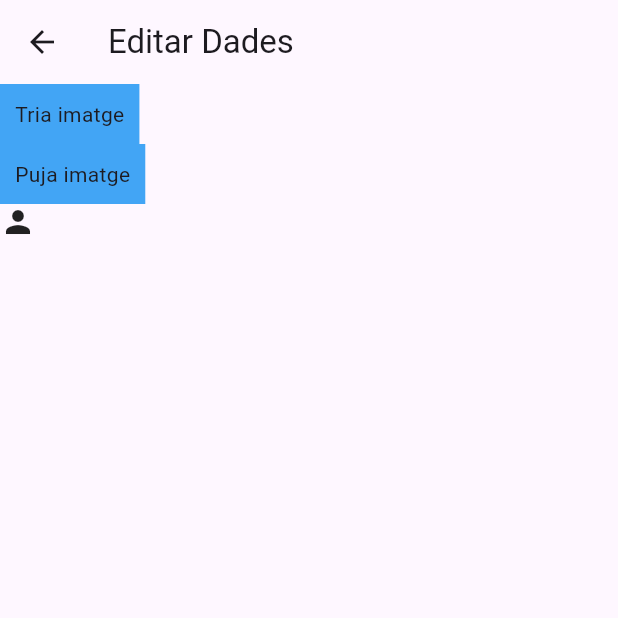
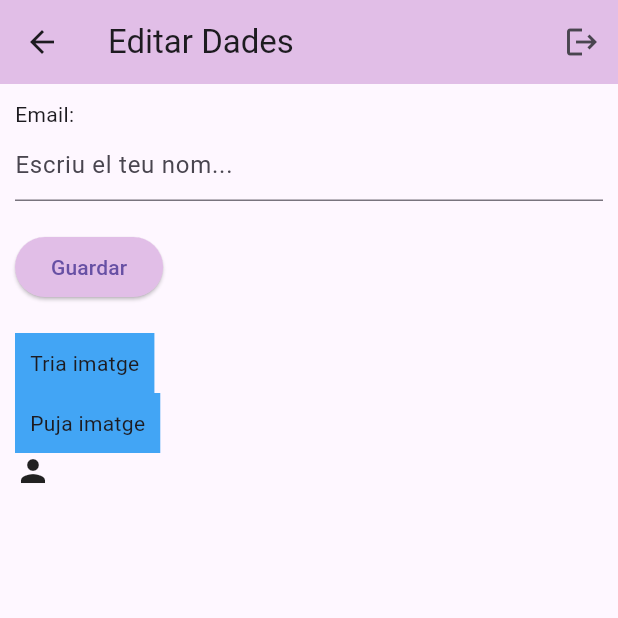
Before and after one commit to codingwithanas/flutter_firebase_2324_2, a Flutter app: the EditarDadesUsuari screen opened directly, on a phone screen of 412 x 824 dp, the top half of it. Run offline on Flutter 3.47's test engine with Material 3 defaults, Android fonts, the light colour scheme and no system bars; our stand-ins replace cloud_firestore, firebase_auth, firebase_core, firebase_storage, image_picker; accounts and stored records are empty; network calls fail.

Commit message:
Commit camp "Nom" creat

```diff
--- a/lib/auth/servei_auth.dart
+++ b/lib/auth/servei_auth.dart
@@ -2,13 +2,11 @@ import 'package:cloud_firestore/cloud_firestore.dart';
 import 'package:firebase_auth/firebase_auth.dart';
 
 class ServeiAuth {
-
   final FirebaseAuth _auth = FirebaseAuth.instance;
   final FirebaseFirestore _firestore = FirebaseFirestore.instance;
 
   // Fer login
   Future<UserCredential> loginAmbEmailIPassword(String email, password) async {
-
     try {
       UserCredential credencialUsuari = await _auth.signInWithEmailAndPassword(
         email: email,
@@ -18,21 +16,21 @@ class ServeiAuth {
       _firestore.collection("Usuaris").doc(credencialUsuari.user!.uid).set({
         "uid": credencialUsuari.user!.uid,
         "email": email,
+        "nom": "",
       });
 
       return credencialUsuari;
-
     } on FirebaseAuthException catch (e) {
       throw Exception(e.code);
     }
-
   }
 
   // Fer registre
-  Future<UserCredential> registreAmbEmailIPassword(String email, password) async {
-
+  Future<UserCredential> registreAmbEmailIPassword(
+      String email, password) async {
     try {
-      UserCredential credencialUsuari = await _auth.createUserWithEmailAndPassword(
+      UserCredential credencialUsuari =
+          await _auth.createUserWithEmailAndPassword(
         email: email,
         password: password,
       );
@@ -40,14 +38,13 @@ class ServeiAuth {
       _firestore.collection("Usuaris").doc(credencialUsuari.user!.uid).set({
         "uid": credencialUsuari.user!.uid,
         "email": email,
+        "nom": "",
       });
 
       return credencialUsuari;
-
     } on FirebaseAuthException catch (e) {
       throw Exception(e.code);
     }
-
   }
 
   // Fer logout
--- a/lib/pagines/editar_dades_usuari.dart
+++ b/lib/pagines/editar_dades_usuari.dart
@@ -1,5 +1,7 @@
 import 'dart:io';
 
+import 'package:cloud_firestore/cloud_firestore.dart';
+import 'package:firebase_auth/firebase_auth.dart';
 import 'package:firebase_storage/firebase_storage.dart';
 import 'package:flutter/foundation.dart';
 import 'package:flutter/material.dart';
@@ -14,29 +16,49 @@ class EditarDadesUsuari extends StatefulWidget {
 }
 
 class _EditarDadesUsuariState extends State<EditarDadesUsuari> {
-
   File? _imatgeSeleccionadaApp;
   Uint8List? _imatgeSeleccionadaWeb;
   bool _imatgeAPuntPerPujar = false;
+  final _nomController = TextEditingController();
+  final _auth = FirebaseAuth.instance;
+  final _db = FirebaseFirestore.instance;
+
+  Future<void> _carregarDadesUsuari() async {
+    final usuari = _auth.currentUser;
+    if (usuari != null) {
+      final doc = await _db.collection('Usuaris').doc(usuari.uid).get();
+      setState(() {
+        _nomController.text = doc['nom'] ?? '';
+      });
+    }
+  }
+
+  Future<void> _guardarDadesUsuari() async {
+    if (_nomController.text.isNotEmpty) {
+      final usuari = _auth.currentUser;
+      if (usuari != null) {
+        await _db.collection('Usuaris').doc(usuari.uid).update({
+          'nom': _nomController.text,
+        });
+        Navigator.pop(context);
+      }
+    }
+  }
 
   Future<void> _triaImatge() async {
-
     final ImagePicker picker = ImagePicker();
     XFile? imatge = await picker.pickImage(source: ImageSource.gallery);
 
     // Si trien i trobem la imatge.
     if (imatge != null) {
-
       // Si l'App s'executa en un dispositiu mòbil.
       if (!kIsWeb) {
-
         File arxiuSeleccionat = File(imatge.path);
 
         setState(() {
           _imatgeSeleccionadaApp = arxiuSeleccionat;
           _imatgeAPuntPerPujar = true;
         });
-
       }
 
       // Si l'App s'executa en un navegador web.
@@ -49,40 +71,40 @@ class _EditarDadesUsuariState extends State<EditarDadesUsuari> {
         });
       }
     }
-
   }
 
   Future<bool> pujarImatgePerUsuari() async {
-
     String idUsuari = ServeiAuth().getUsuariActual()!.uid;
 
-    Reference ref = FirebaseStorage.instance.ref().child("$idUsuari/avatar/$idUsuari");
+    Reference ref =
+        FirebaseStorage.instance.ref().child("$idUsuari/avatar/$idUsuari");
 
     // Agafem la imatge de la variable que la tingui (la de web o la de App).
     if (_imatgeSeleccionadaApp != null) {
-
       try {
         await ref.putFile(_imatgeSeleccionadaApp!);
         return true;
-      } catch (e) { return false; }
-
+      } catch (e) {
+        return false;
+      }
     }
 
     if (_imatgeSeleccionadaWeb != null) {
-
       try {
         await ref.putData(_imatgeSeleccionadaWeb!);
         return true;
-      } catch (e) { return false; }
+      } catch (e) {
+        return false;
+      }
     }
 
     return false;
   }
 
   Future<String> getImatgePerfil() async {
-
     final String idUsuari = ServeiAuth().getUsuariActual()!.uid;
-    final Reference ref = FirebaseStorage.instance.ref().child("$idUsuari/avatar/$idUsuari");
+    final Reference ref =
+        FirebaseStorage.instance.ref().child("$idUsuari/avatar/$idUsuari");
 
     final String urlImatge = await ref.getDownloadURL();
 
@@ -90,13 +112,11 @@ class _EditarDadesUsuariState extends State<EditarDadesUsuari> {
   }
 
   Widget mostrarImatge() {
-
     return FutureBuilder(
       future: getImatgePerfil(),
       builder: (context, snapshot) {
-
-        if (snapshot.connectionState == ConnectionState.waiting || snapshot.hasError) {
-
+        if (snapshot.connectionState == ConnectionState.waiting ||
+            snapshot.hasError) {
           return const Icon(Icons.person);
         }
 
@@ -114,16 +134,42 @@ class _EditarDadesUsuariState extends State<EditarDadesUsuari> {
   Widget build(BuildContext context) {
     return Scaffold(
       appBar: AppBar(
-        title: const Text("Editar Dades"),
+        title: Text('Editar Dades'), // Set the title of the AppBar
+        backgroundColor: Colors.purple[100],
+        actions: [
+          IconButton(
+            icon: const Icon(Icons.logout),
+            onPressed: () {
+              // Cerrar la sesión
+            },
+          ),
+        ],
       ),
-      body: SafeArea(
-        child: SingleChildScrollView(
+      body: SingleChildScrollView(
+        child: Container(
+          alignment: Alignment.centerLeft,
+          padding: EdgeInsets.all(10),
           child: Column(
+            mainAxisAlignment: MainAxisAlignment.start,
+            mainAxisSize: MainAxisSize.max,
             crossAxisAlignment: CrossAxisAlignment.start,
             children: [
-
-              // Botó per obrir el FilePicker.
-              // =============================
+              Text('Email: ${_auth.currentUser?.email ?? ''}'),
+              TextField(
+                controller: _nomController,
+                decoration: const InputDecoration(
+                  hintText: 'Escriu el teu nom...',
+                ),
+              ),
+              SizedBox(height: 20),
+              ElevatedButton(
+                style: ElevatedButton.styleFrom(
+                  primary: Colors.purple[100],
+                ),
+                child: const Text('Guardar'),
+                onPressed: _guardarDadesUsuari,
+              ),
+              const SizedBox(height: 20),
               GestureDetector(
                 onTap: _triaImatge,
                 child: Container(
@@ -134,21 +180,15 @@ class _EditarDadesUsuariState extends State<EditarDadesUsuari> {
                   child: const Text("Tria imatge"),
                 ),
               ),
-
-              // Botó per pujar la imatge seleccionada amb FilePicker.
-              // =====================================================
               GestureDetector(
                 onTap: () async {
-
                   if (_imatgeAPuntPerPujar) {
-
-                    bool imatgePujadaCorrectament = await pujarImatgePerUsuari();
+                    bool imatgePujadaCorrectament =
+                        await pujarImatgePerUsuari();
 
                     if (imatgePujadaCorrectament) {
                       mostrarImatge();
-                      setState(() {
-
-                      });
+                      setState(() {});
                     }
                   }
                 },
@@ -160,23 +200,28 @@ class _EditarDadesUsuariState extends State<EditarDadesUsuari> {
                   child: const Text("Puja imatge"),
                 ),
               ),
-
-              // Visor del resultat del FilePicker.
-              // ==================================
-              Container(
-                child: _imatgeSeleccionadaWeb == null && _imatgeSeleccionadaApp == null ?
-                  Container() :
-                  kIsWeb ?
-                  Image.memory(_imatgeSeleccionadaWeb!, fit: BoxFit.fill,) :
-                  Image.file(_imatgeSeleccionadaApp!, fit: BoxFit.fill,),
-              ),
+              if (_imatgeSeleccionadaWeb != null ||
+                  _imatgeSeleccionadaApp != null)
+                Container(
+                  constraints: BoxConstraints(
+                    maxHeight: MediaQuery.of(context).size.height * 0.3,
+                  ),
+                  child: kIsWeb
+                      ? Image.memory(
+                          _imatgeSeleccionadaWeb!,
+                          fit: BoxFit.cover,
+                        )
+                      : Image.file(
+                          _imatgeSeleccionadaApp!,
+                          fit: BoxFit.cover,
+                        ),
+                ),
 
               // Visor del resultat de carregar la imatge de Firebase Storage.
               // =============================================================
               Container(
                 child: mostrarImatge(),
               ),
-
             ],
           ),
         ),
```
